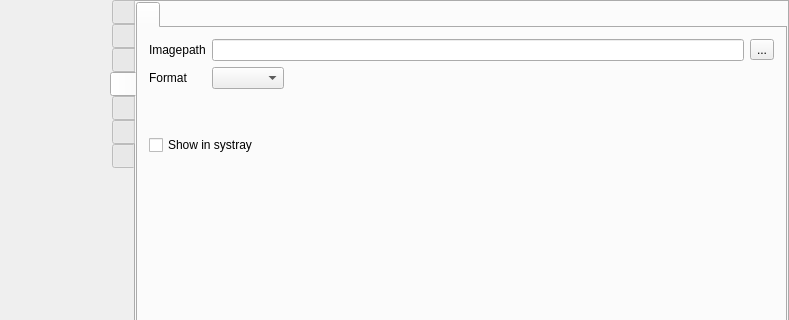
Above: src/formMainWindow.ui from vkohaupt/vokoscreenNG before the change; both pictures show x 0 to 789 and y 0 to 320 of the 789 by 546 pixel window. Below: the same form after it.
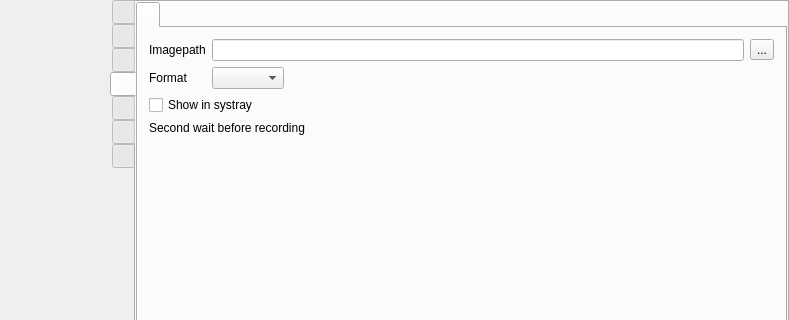
That is the form after the change. The open tabs and pages were chosen to show the change. Icons and pictures are not drawn.

Commit message: Add snapshot-tab

Patch:
```diff
--- a/src/formMainWindow.ui
+++ b/src/formMainWindow.ui
@@ -3837,6 +3837,47 @@
              <layout class="QVBoxLayout" name="verticalLayout_37">
               <item>
                <layout class="QGridLayout" name="gridLayout_10">
+                <item row="0" column="2">
+                 <widget class="QToolButton" name="toolButtonSnapshotImagePath">
+                  <property name="text">
+                   <string>...</string>
+                  </property>
+                 </widget>
+                </item>
+                <item row="4" column="1">
+                 <spacer name="verticalSpacer">
+                  <property name="orientation">
+                   <enum>Qt::Vertical</enum>
+                  </property>
+                  <property name="sizeType">
+                   <enum>QSizePolicy::Minimum</enum>
+                  </property>
+                  <property name="sizeHint" stdset="0">
+                   <size>
+                    <width>20</width>
+                    <height>40</height>
+                   </size>
+                  </property>
+                 </spacer>
+                </item>
+                <item row="0" column="1">
+                 <widget class="QLineEdit" name="lineEditSnapshotImagePath">
+                  <property name="readOnly">
+                   <bool>true</bool>
+                  </property>
+                 </widget>
+                </item>
+                <item row="3" column="0" colspan="2">
+                 <layout class="QHBoxLayout" name="horizontalLayout_59">
+                  <item>
+                   <widget class="QLabel" name="label_59">
+                    <property name="text">
+                     <string>Second wait before recording</string>
+                    </property>
+                   </widget>
+                  </item>
+                 </layout>
+                </item>
                 <item row="0" column="0">
                  <widget class="QLabel" name="label_56">
                   <property name="text">
@@ -3871,43 +3912,13 @@
                   </property>
                  </widget>
                 </item>
-                <item row="0" column="2">
-                 <widget class="QToolButton" name="toolButtonSnapshotImagePath">
-                  <property name="text">
-                   <string>...</string>
-                  </property>
-                 </widget>
-                </item>
-                <item row="0" column="1">
-                 <widget class="QLineEdit" name="lineEditSnapshotImagePath">
-                  <property name="readOnly">
-                   <bool>true</bool>
-                  </property>
-                 </widget>
-                </item>
-                <item row="3" column="0" colspan="2">
+                <item row="2" column="0" colspan="2">
                  <widget class="QCheckBox" name="checkBoxSnapshotShowBallonInSystray">
                   <property name="text">
                    <string>Show in systray</string>
                   </property>
                  </widget>
                 </item>
-                <item row="2" column="1">
-                 <spacer name="verticalSpacer">
-                  <property name="orientation">
-                   <enum>Qt::Vertical</enum>
-                  </property>
-                  <property name="sizeType">
-                   <enum>QSizePolicy::Minimum</enum>
-                  </property>
-                  <property name="sizeHint" stdset="0">
-                   <size>
-                    <width>20</width>
-                    <height>40</height>
-                   </size>
-                  </property>
-                 </spacer>
-                </item>
                </layout>
               </item>
               <item>
```
Left out of the diff: 4 changed lines with no effect on the pictures. The commit also changes 3 other files.
